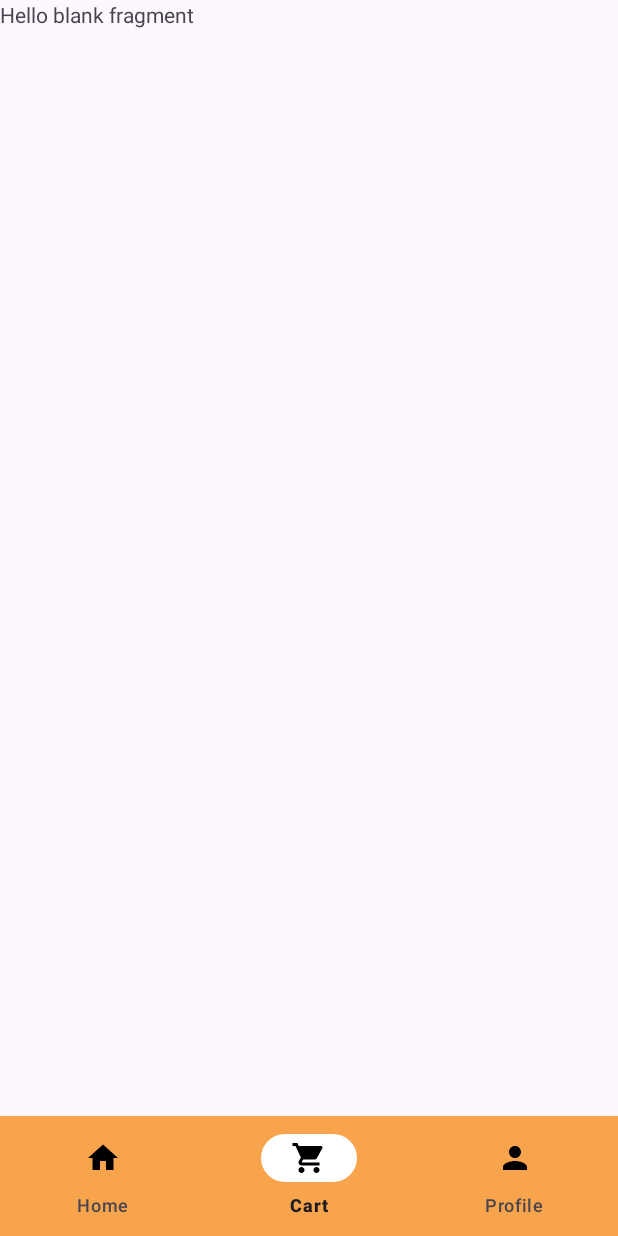
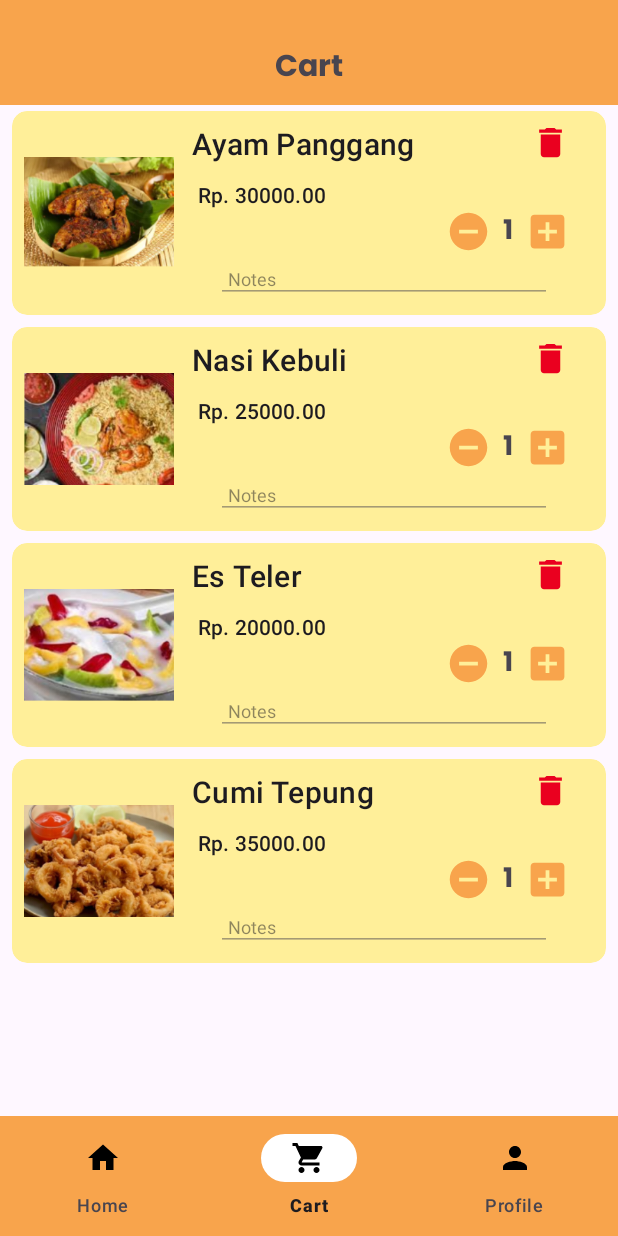
Before and after one commit to sgcrusher/ChallengeChapter2, an Android app: the CartFragment screen opened through its navigation route, on a phone screen of 412 x 824 dp. Run offline under Robolectric (Android 15) with nearby library versions, the phone set to English and light mode, and no system bars; our stand-ins replace navigation-ui.

Commit message:
adding rv cart list

```diff
--- a/Challenge Chapter 2/app/src/main/java/com/sg/challengechap2/presentation/cart/CartFragment.kt
+++ b/Challenge Chapter 2/app/src/main/java/com/sg/challengechap2/presentation/cart/CartFragment.kt
@@ -5,16 +5,46 @@ import androidx.fragment.app.Fragment
 import android.view.LayoutInflater
 import android.view.View
 import android.view.ViewGroup
+import androidx.recyclerview.widget.LinearLayoutManager
 import com.sg.challengechap2.R
+import com.sg.challengechap2.data.CategoryDataSource
+import com.sg.challengechap2.data.CategoryDataSourceImpl
+import com.sg.challengechap2.data.FoodDataSource
+import com.sg.challengechap2.data.FoodDataSourceImpl
+import com.sg.challengechap2.databinding.FragmentCartBinding
+import com.sg.challengechap2.databinding.FragmentFoodListBinding
 
 
 class CartFragment : Fragment() {
+    private lateinit var binding: FragmentCartBinding
 
+    private val FoodDataSource: FoodDataSource by lazy {
+        FoodDataSourceImpl()
+    }
+    private val adapter : CartListAdapter by lazy {
+        CartListAdapter(FoodDataSource)
+    }
     override fun onCreateView(
         inflater: LayoutInflater, container: ViewGroup?,
         savedInstanceState: Bundle?
     ): View? {
-        // Inflate the layout for this fragment
-        return inflater.inflate(R.layout.fragment_cart, container, false)
+        binding = FragmentCartBinding.inflate(inflater,container,false)
+        return binding.root
+    }
+
+
+    override fun onViewCreated(view: View, savedInstanceState: Bundle?) {
+        super.onViewCreated(view, savedInstanceState)
+        setupCartRecyclerview()
+    }
+
+    private fun setupCartRecyclerview() {
+        binding.rvCartList.apply {
+            layoutManager =
+                LinearLayoutManager(requireContext(), LinearLayoutManager.VERTICAL, false)
+            adapter = this@CartFragment.adapter
+        }
+        adapter.setData(FoodDataSource.getFoodData())
+
     }
 }
--- /dev/null
+++ b/Challenge Chapter 2/app/src/main/java/com/sg/challengechap2/presentation/cart/CartListAdapter.kt
@@ -0,0 +1,68 @@
+package com.sg.challengechap2.presentation.cart
+
+import android.view.LayoutInflater
+import android.view.ViewGroup
+import androidx.recyclerview.widget.AsyncListDiffer
+import androidx.recyclerview.widget.DiffUtil
+import androidx.recyclerview.widget.RecyclerView
+import com.sg.challengechap2.R
+import com.sg.challengechap2.core.ViewHolderBinder
+import com.sg.challengechap2.data.CategoryDataSource
+import com.sg.challengechap2.data.FoodDataSource
+import com.sg.challengechap2.databinding.ItemListCartBinding
+import com.sg.challengechap2.databinding.ItemListCategoryBinding
+import com.sg.challengechap2.model.CategoryFood
+import com.sg.challengechap2.model.Food
+import com.sg.challengechap2.presentation.home.adapter.CategoryItemViewHolder
+
+
+class CartListAdapter (
+    private val FoodDataSource: FoodDataSource,
+) : RecyclerView.Adapter<CartListViewHolder>(){
+
+    private val dataDiffer = AsyncListDiffer(this,object : DiffUtil.ItemCallback<Food>(){
+        override fun areItemsTheSame(oldItem: Food, newItem: Food): Boolean {
+            return oldItem.foodId == newItem.foodId
+        }
+
+        override fun areContentsTheSame(oldItem: Food, newItem: Food): Boolean {
+            return oldItem.hashCode() == newItem.hashCode()
+        }
+    })
+
+
+    override fun onCreateViewHolder(parent: ViewGroup, viewType: Int): CartListViewHolder {
+        val inflater = LayoutInflater.from(parent.context)
+        val binding = ItemListCartBinding.inflate(inflater, parent, false)
+        return CartListViewHolder(binding)
+    }
+
+    override fun getItemCount(): Int {
+        return dataDiffer.currentList.size
+    }
+
+    override fun onBindViewHolder(holder: CartListViewHolder, position: Int) {
+        (holder as ViewHolderBinder<Food>).bind(dataDiffer.currentList[position])
+    }
+
+    fun setData(foodData:List<Food>){
+        dataDiffer.submitList(foodData)
+    }
+
+
+}
+
+
+
+
+class CartListViewHolder(
+    private val binding: ItemListCartBinding,
+
+    ) : RecyclerView.ViewHolder(binding.root), ViewHolderBinder<Food> {
+    override fun bind(item: Food) {
+
+        binding.tvFoodCartName.text = item.foodName
+        binding.tvFoodCartPrice.text = itemView.context.getString(R.string.tv_food_price_format, item.foodPrice)
+        binding.ivCartMenu.setImageResource(item.foodImg)
+    }
+}
--- /dev/null
+++ b/Challenge Chapter 2/app/src/main/res/drawable/ic_delete.xml
@@ -0,0 +1,5 @@
+<vector android:height="24dp" android:tint="#EA001F"
+    android:viewportHeight="24" android:viewportWidth="24"
+    android:width="24dp" xmlns:android="http://schemas.android.com/apk/res/android">
+    <path android:fillColor="@android:color/white" android:pathData="M6,19c0,1.1 0.9,2 2,2h8c1.1,0 2,-0.9 2,-2V7H6v12zM19,4h-3.5l-1,-1h-5l-1,1H5v2h14V4z"/>
+</vector>
--- a/Challenge Chapter 2/app/src/main/res/layout/fragment_cart.xml
+++ b/Challenge Chapter 2/app/src/main/res/layout/fragment_cart.xml
@@ -1,14 +1,38 @@
 <?xml version="1.0" encoding="utf-8"?>
-<FrameLayout xmlns:android="http://schemas.android.com/apk/res/android"
+<androidx.constraintlayout.widget.ConstraintLayout xmlns:android="http://schemas.android.com/apk/res/android"
     xmlns:tools="http://schemas.android.com/tools"
     android:layout_width="match_parent"
     android:layout_height="match_parent"
+    xmlns:app="http://schemas.android.com/apk/res-auto"
     tools:context=".presentation.cart.CartFragment">
 
-    <!-- TODO: Update blank fragment layout -->
+    <ImageView
+        android:id="@+id/iv_header_cart"
+        android:layout_width="match_parent"
+        android:layout_height="70dp"
+        android:background="@color/app_color_primary"
+        android:scaleType="centerCrop"
+        app:layout_constraintTop_toTopOf="parent" />
+
+
     <TextView
+        android:layout_width="wrap_content"
+        android:layout_height="wrap_content"
+        android:layout_marginTop="28dp"
+        android:fontFamily="@font/poppins_bold"
+        android:text="Cart"
+        android:textSize="20sp"
+        app:layout_constraintEnd_toEndOf="parent"
+        app:layout_constraintStart_toStartOf="parent"
+        app:layout_constraintTop_toTopOf="parent" />
+
+    <androidx.recyclerview.widget.RecyclerView
+        android:id="@+id/rv_cart_list"
         android:layout_width="match_parent"
-        android:layout_height="match_parent"
-        android:text="@string/hello_blank_fragment" />
+        android:layout_height="0dp"
+        app:layout_constraintBottom_toBottomOf="parent"
+        app:layoutManager="androidx.recyclerview.widget.LinearLayoutManager"
+        app:layout_constraintTop_toBottomOf="@id/iv_header_cart"
+        tools:listitem="@layout/item_list_cart" />
 
-</FrameLayout>
+</androidx.constraintlayout.widget.ConstraintLayout>
--- /dev/null
+++ b/Challenge Chapter 2/app/src/main/res/layout/item_list_cart.xml
@@ -0,0 +1,130 @@
+<?xml version="1.0" encoding="utf-8"?>
+<androidx.constraintlayout.widget.ConstraintLayout xmlns:android="http://schemas.android.com/apk/res/android"
+    xmlns:app="http://schemas.android.com/apk/res-auto"
+    xmlns:tools="http://schemas.android.com/tools"
+    android:layout_width="match_parent"
+    android:layout_height="wrap_content"
+    android:layout_marginHorizontal="8dp"
+    android:layout_marginVertical="4dp"
+    android:clickable="true"
+    android:focusable="true">
+
+    <androidx.cardview.widget.CardView
+        android:layout_width="match_parent"
+        android:layout_height="wrap_content"
+        app:cardCornerRadius="10dp"
+        app:cardElevation="0dp"
+        android:backgroundTint="@color/app_color_secondary"
+        app:layout_constraintEnd_toEndOf="parent"
+        app:layout_constraintStart_toStartOf="parent"
+        app:layout_constraintTop_toTopOf="parent">
+
+        <androidx.constraintlayout.widget.ConstraintLayout
+            android:layout_width="match_parent"
+            android:layout_height="wrap_content"
+            android:padding="8dp">
+
+
+            <ImageView
+                android:id="@+id/iv_cart_menu"
+                android:layout_width="100dp"
+                android:layout_height="100dp"
+                app:layout_constraintStart_toStartOf="parent"
+                app:layout_constraintTop_toTopOf="parent"
+                app:layout_constraintBottom_toBottomOf="parent"
+                tools:src="@tools:sample/avatars" />
+
+            <TextView
+                android:id="@+id/tv_food_cart_name"
+                style="@style/TextAppearance.Material3.TitleMedium"
+                android:layout_width="151dp"
+                android:layout_height="34dp"
+                android:layout_marginHorizontal="12dp"
+                android:fontFamily="@font/poppins_bold"
+                android:textAlignment="textStart"
+                android:textSize="20sp"
+                app:layout_constraintStart_toEndOf="@+id/iv_cart_menu"
+                app:layout_constraintTop_toTopOf="parent"
+                tools:text="@string/tv_food_1" />
+
+            <ImageView
+                android:id="@+id/ic_delete_cart"
+                android:layout_width="26dp"
+                android:layout_height="26dp"
+                android:layout_marginHorizontal="16dp"
+                android:src="@drawable/ic_delete"
+                app:layout_constraintEnd_toEndOf="parent"
+                app:layout_constraintTop_toTopOf="parent" />
+
+            <TextView
+                android:id="@+id/tv_food_cart_price"
+                style="@style/TextAppearance.Material3.TitleSmall"
+                android:layout_width="wrap_content"
+                android:layout_height="wrap_content"
+                android:layout_marginHorizontal="16dp"
+                android:layout_marginVertical="4dp"
+                android:fontFamily="@font/poppins_light"
+                android:textAlignment="textStart"
+                android:textSize="14sp"
+                app:layout_constraintStart_toEndOf="@+id/iv_cart_menu"
+                app:layout_constraintTop_toBottomOf="@+id/tv_food_cart_name"
+                tools:text="@string/tv_price_food_1" />
+
+            <LinearLayout
+                android:id="@+id/ll_count_food"
+                android:layout_width="wrap_content"
+                android:layout_height="wrap_content"
+                android:layout_marginHorizontal="16dp"
+                android:gravity="center"
+                android:orientation="horizontal"
+                app:layout_constraintEnd_toEndOf="parent"
+                app:layout_constraintTop_toBottomOf="@+id/tv_food_cart_price">
+
+                <ImageView
+                    android:id="@+id/iv_minus_cart"
+                    android:layout_width="30dp"
+                    android:layout_height="30dp"
+                    android:clickable="true"
+                    android:focusable="true"
+                    android:src="@drawable/ic_button_minus" />
+
+                <TextView
+                    android:id="@+id/tv_cart_total"
+                    android:layout_width="wrap_content"
+                    android:layout_height="match_parent"
+                    android:layout_marginHorizontal="8dp"
+                    android:fontFamily="@font/poppins_bold"
+                    android:text="@string/tv_food_total"
+                    android:textSize="18sp" />
+
+                <ImageView
+                    android:id="@+id/iv_plus_cart"
+                    android:layout_width="30dp"
+                    android:layout_height="30dp"
+                    android:clickable="true"
+                    android:focusable="true"
+                    android:src="@drawable/ic_button_plus" />
+
+            </LinearLayout>
+
+            <EditText
+                android:id="@+id/et_card_note"
+                android:layout_width="wrap_content"
+                android:layout_height="wrap_content"
+                android:layout_marginHorizontal="4dp"
+                android:alpha="0.5"
+                android:autofillHints=""
+                android:ems="16"
+                android:inputType="text"
+                android:padding="8dp"
+                android:text="@string/et_note_cart"
+                android:textSize="12sp"
+                app:layout_constraintEnd_toEndOf="parent"
+                app:layout_constraintStart_toEndOf="@+id/iv_cart_menu"
+                app:layout_constraintTop_toBottomOf="@+id/ll_count_food" />
+
+        </androidx.constraintlayout.widget.ConstraintLayout>
+
+    </androidx.cardview.widget.CardView>
+
+</androidx.constraintlayout.widget.ConstraintLayout>
--- a/Challenge Chapter 2/app/src/main/res/values/strings.xml
+++ b/Challenge Chapter 2/app/src/main/res/values/strings.xml
@@ -29,6 +29,7 @@
     <string name="txt_home_nav">Home</string>
     <string name="txt_cart_nav">Cart</string>
     <string name="txt_profile_nav">Profile</string>
+    <string name="et_note_cart">Notes</string>
 
 
 </resources>
```
